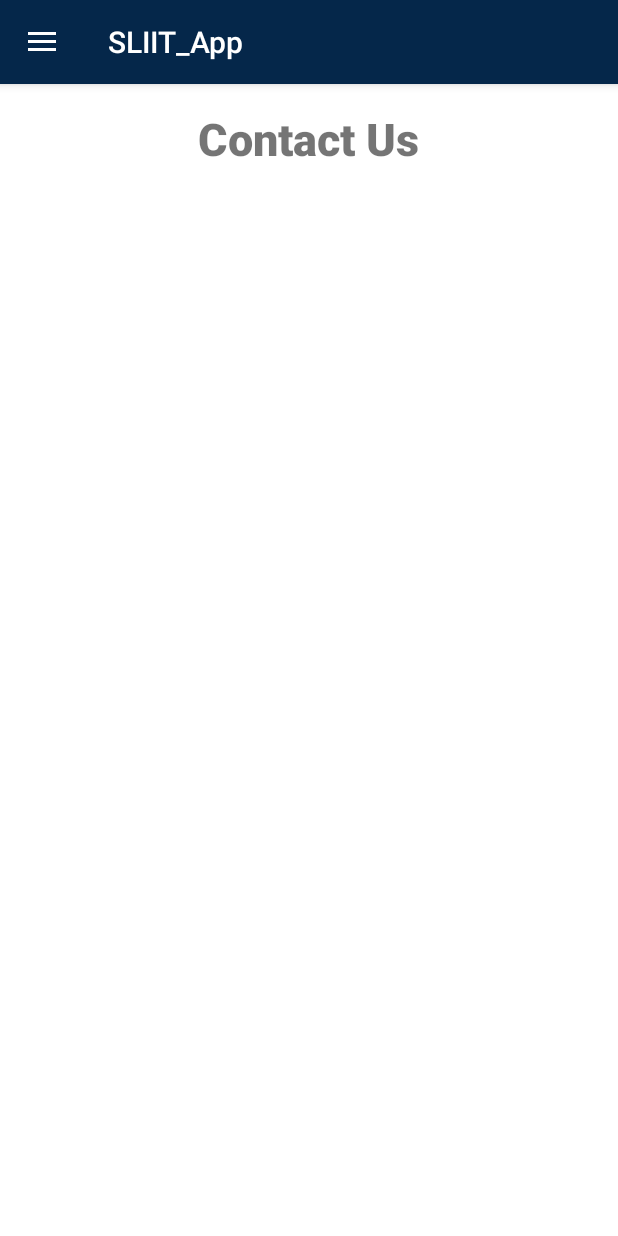
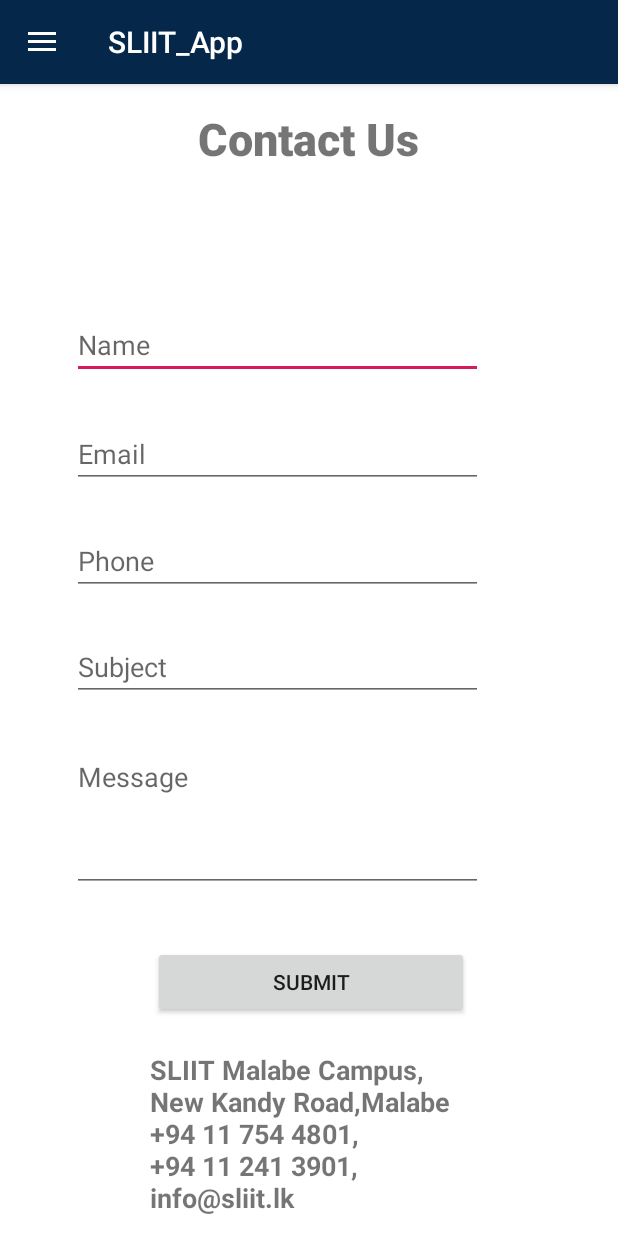
Before and after one commit to Hareendran7/AndroidProject, an Android app: the screen it shows after launch (MainActivity), after a tap on "Contact Us", on a phone screen of 412 x 824 dp. Run offline under Robolectric (Android 15) with nearby library versions, the phone set to English and light mode, and no system bars; our stand-ins replace Firebase (no records; nobody signed in at launch, a user with empty details on screens opened directly); 1 other tap on this screen came first.

Commit message:
Contact us Page & Firebase Connectivity

```diff
--- a/SLIIT_App/app/build.gradle
+++ b/SLIIT_App/app/build.gradle
@@ -21,9 +21,25 @@ android {
 dependencies {
     implementation fileTree(dir: 'libs', include: ['*.jar'])
     implementation 'com.android.support:appcompat-v7:28.0.0'
+
+    implementation 'com.android.support:support-v4:28.0.0'
+    implementation 'com.android.support:support-media-compat:28.0.0'
+    implementation 'com.android.support:animated-vector-drawable:28.0.0'
+    implementation 'com.android.support:customtabs:28.0.0'
+
+
+
+
     implementation 'com.android.support:design:28.0.0'
     implementation 'com.android.support.constraint:constraint-layout:1.1.3'
+
+    implementation 'com.google.firebase:firebase-core:16.0.9'
+    implementation 'com.google.firebase:firebase-database:17.0.0'
+
     testImplementation 'junit:junit:4.12'
     androidTestImplementation 'com.android.support.test:runner:1.0.2'
     androidTestImplementation 'com.android.support.test.espresso:espresso-core:3.0.2'
+
+
 }
+apply plugin: 'com.google.gms.google-services'
--- a/SLIIT_App/app/src/main/java/com/example/sliit_app/ContactUs.java
+++ b/SLIIT_App/app/src/main/java/com/example/sliit_app/ContactUs.java
@@ -7,12 +7,65 @@ import android.support.v4.app.Fragment;
 import android.view.LayoutInflater;
 import android.view.View;
 import android.view.ViewGroup;
+import android.widget.Button;
+import android.widget.EditText;
+import java.util.HashMap;
+
+import com.google.firebase.database.DatabaseReference;
+import com.google.firebase.database.FirebaseDatabase;
 
 public class ContactUs extends Fragment {
+
+    //Declaration of Widgets
+    private Button submit;
+    private DatabaseReference rootRef;
+    private EditText name,email,phone,subject,message;
+
 
     @Nullable
     @Override
     public View onCreateView(@NonNull LayoutInflater inflater, @Nullable ViewGroup container, @Nullable Bundle savedInstanceState) {
+
+        //Get reference of root node from Firebase
+        rootRef =  FirebaseDatabase.getInstance().getReference();
         return inflater.inflate(R.layout.fragment_contact_us,container,false);
     }
+
+    @Override
+    public void onViewCreated(View view, Bundle savedInstanceState) {
+
+        //Initalization and references of widgets
+        name = (EditText)view.findViewById(R.id.txt_name);
+        email =(EditText)view.findViewById(R.id.txt_email);
+        phone =(EditText)view.findViewById(R.id.txt_phone);
+        subject = (EditText)view.findViewById(R.id.txt_subject);
+        message = (EditText)view.findViewById(R.id.txt_message);
+
+        submit = (Button)view.findViewById(R.id.btn_submit);
+
+            submit.setOnClickListener(new View.OnClickListener() {
+            @Override
+            public void onClick(View v) {
+                appendNewContactRequest();
+           }
+        });
+    }
+
+
+    //Method to store new contactUs request details to database
+    private void appendNewContactRequest()
+    {
+        DatabaseReference contactRef;
+        HashMap<String, String> contactUsData = new HashMap<String, String>();
+
+        contactUsData.put("Name", name.getText().toString());
+        contactUsData.put("email",email.getText().toString());
+        contactUsData.put("Phone", phone.getText().toString());
+        contactUsData.put("Subject",subject.getText().toString());
+        contactUsData.put("Message", message.getText().toString());
+
+        contactRef = rootRef.child("Contact Us").child(name.getText().toString());
+        contactRef.setValue(contactUsData);
+
+    }
 }
--- a/SLIIT_App/app/src/main/res/layout/fragment_contact_us.xml
+++ b/SLIIT_App/app/src/main/res/layout/fragment_contact_us.xml
@@ -14,4 +14,104 @@
         android:layout_centerInParent="true"
         android:layout_alignParentTop="true"/>
 
+    <Button
+        android:id="@+id/btn_submit"
+        android:layout_width="210dp"
+        android:layout_height="wrap_content"
+        android:layout_alignParentStart="true"
+        android:layout_alignParentEnd="true"
+        android:layout_alignParentBottom="true"
+        android:layout_marginStart="102dp"
+        android:layout_marginEnd="99dp"
+        android:layout_marginBottom="145dp"
+        android:text="Submit" />
+
+    <EditText
+        android:id="@+id/txt_name"
+        android:layout_width="273dp"
+        android:layout_height="wrap_content"
+        android:layout_above="@+id/txt_email"
+        android:layout_alignParentStart="true"
+        android:layout_alignParentEnd="true"
+        android:layout_marginStart="48dp"
+        android:layout_marginEnd="90dp"
+        android:layout_marginBottom="27dp"
+        android:ems="10"
+        android:hint="Name"
+        android:inputType="textPersonName" />
+
+    <EditText
+        android:id="@+id/txt_email"
+        android:layout_width="wrap_content"
+        android:layout_height="wrap_content"
+        android:layout_above="@+id/txt_phone"
+        android:layout_alignParentStart="true"
+        android:layout_alignParentEnd="true"
+        android:layout_marginStart="48dp"
+        android:layout_marginEnd="90dp"
+        android:layout_marginBottom="26dp"
+        android:ems="10"
+        android:hint="Email"
+        android:inputType="textPersonName" />
+
+    <EditText
+        android:id="@+id/txt_phone"
+        android:layout_width="273dp"
+        android:layout_height="wrap_content"
+        android:layout_above="@+id/txt_subject"
+        android:layout_alignParentStart="true"
+        android:layout_alignParentEnd="true"
+        android:layout_marginStart="48dp"
+        android:layout_marginEnd="90dp"
+        android:layout_marginBottom="25dp"
+        android:ems="10"
+        android:inputType="textPersonName"
+        android:hint="Phone" />
+
+    <EditText
+        android:id="@+id/txt_subject"
+        android:layout_width="274dp"
+        android:layout_height="wrap_content"
+        android:layout_above="@+id/txt_message"
+        android:layout_alignParentStart="true"
+        android:layout_alignParentEnd="true"
+        android:layout_marginStart="48dp"
+        android:layout_marginEnd="90dp"
+        android:layout_marginBottom="28dp"
+        android:ems="10"
+        android:inputType="textPersonName"
+        android:hint="Subject" />
+
+    <EditText
+        android:id="@+id/txt_message"
+        android:layout_width="335dp"
+        android:layout_height="99dp"
+        android:layout_above="@+id/btn_submit"
+        android:layout_alignParentStart="true"
+        android:layout_alignParentEnd="true"
+        android:layout_marginStart="48dp"
+        android:layout_marginEnd="90dp"
+        android:layout_marginBottom="36dp"
+        android:ems="10"
+        android:gravity="start|top"
+        android:inputType="textMultiLine"
+        android:hint="Message" />
+
+    <TextView
+        android:id="@+id/textView"
+        android:layout_width="243dp"
+        android:layout_height="109dp"
+        android:layout_alignParentStart="true"
+        android:layout_alignParentEnd="true"
+        android:layout_alignParentBottom="true"
+        android:layout_marginStart="100dp"
+        android:layout_marginEnd="68dp"
+        android:layout_marginBottom="14dp"
+        android:text="SLIIT Malabe Campus, New Kandy Road,Malabe
+                    +94 11 754 4801,
+                    +94 11 241 3901,
+                    info@sliit.lk"
+        android:textSize="18sp"
+        android:textStyle="bold" />
+
 </RelativeLayout>
--- a/SLIIT_App/build.gradle
+++ b/SLIIT_App/build.gradle
@@ -8,7 +8,7 @@ buildscript {
     }
     dependencies {
         classpath 'com.android.tools.build:gradle:3.4.0'
-
+        classpath 'com.google.gms:google-services:4.2.0'
         // NOTE: Do not place your application dependencies here; they belong
         // in the individual module build.gradle files
     }
```
Also changed, not shown: 1 other file.
